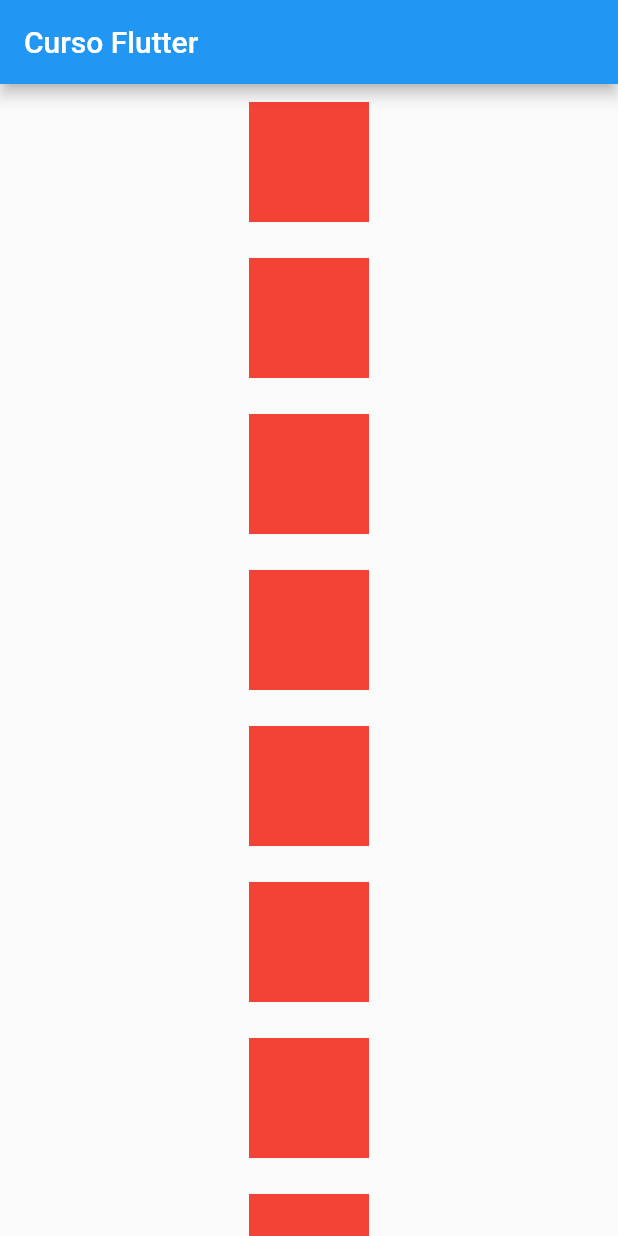
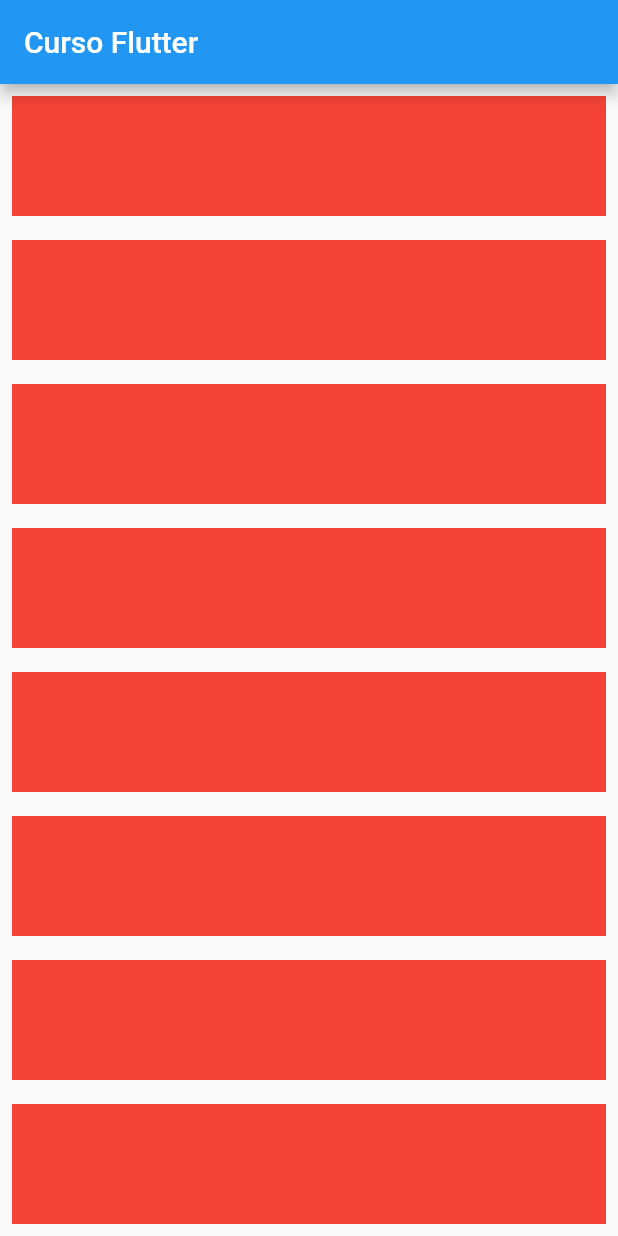
Before and after one commit to paulocf92/flutter-course-2022, a Flutter app: the screen it shows after launch, on a phone screen of 412 x 824 dp. Run offline on Flutter 3.47's test engine with Material 2 defaults, Android fonts, the phone set to English and light mode, and no system bars.

Commit message:
study: wrap elements in a scrollview to allow scrolling multiple items

```diff
--- a/lib/main.dart
+++ b/lib/main.dart
@@ -22,16 +22,18 @@ class _MyHomePageState extends State<MyHomePage> {
         body: SizedBox(
             width: double.infinity,
             height: double.infinity,
+            child: SingleChildScrollView(
               child: Column(
                 children: [
                   for (var i = 0; i < 10; i++)
                     Container(
-                    width: 80,
+                      width: double.infinity,
                       height: 80,
-                    margin: const EdgeInsets.all(12),
+                      margin: const EdgeInsets.all(8),
                       color: Colors.red,
                     ),
                 ],
+              ),
             )),
       ),
     );
```
Lines whose indentation alone changed are shown as unchanged.
